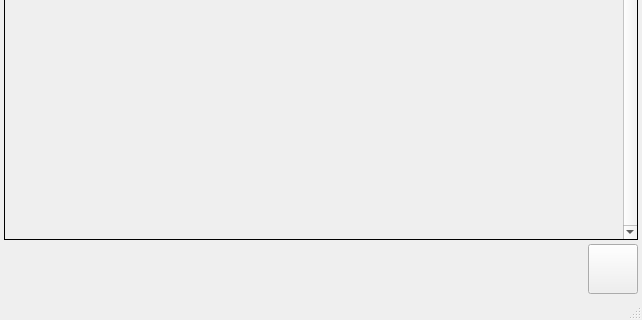
Rudity/mypytools, file python/cell_compare/core/gui/ui/main_window.ui: the form before one commit; both pictures show x 0 to 642 and y 354 to 674 of the 642 by 674 pixel window.
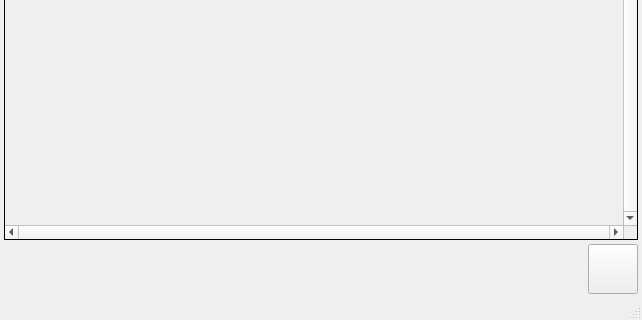
The form after the commit. Icons and pictures are not drawn.

The edit to the form file:
```diff
--- a/python/cell_compare/core/gui/ui/main_window.ui
+++ b/python/cell_compare/core/gui/ui/main_window.ui
@@ -106,6 +106,9 @@
       <property name="verticalScrollBarPolicy">
        <enum>Qt::ScrollBarAlwaysOn</enum>
       </property>
+      <property name="horizontalScrollBarPolicy">
+       <enum>Qt::ScrollBarAlwaysOn</enum>
+      </property>
       <property name="widgetResizable">
        <bool>true</bool>
       </property>
@@ -118,7 +121,7 @@
          <x>0</x>
          <y>0</y>
          <width>615</width>
-         <height>529</height>
+         <height>512</height>
         </rect>
        </property>
        <layout class="QVBoxLayout" name="scroll_vertical_layout">
```
